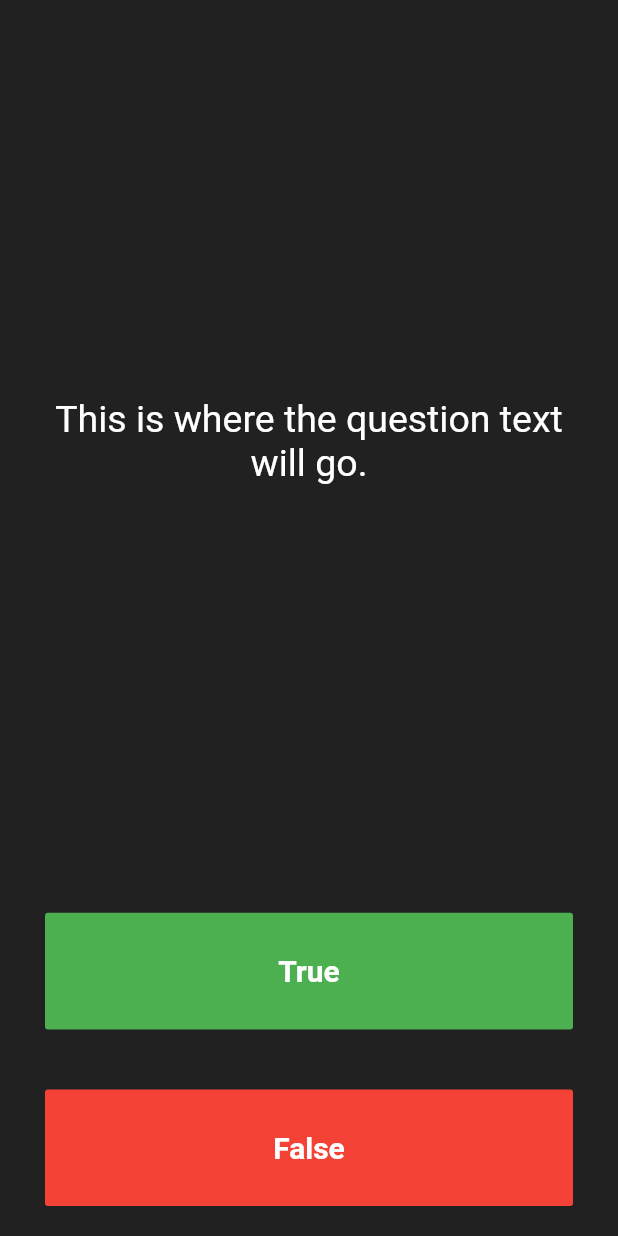
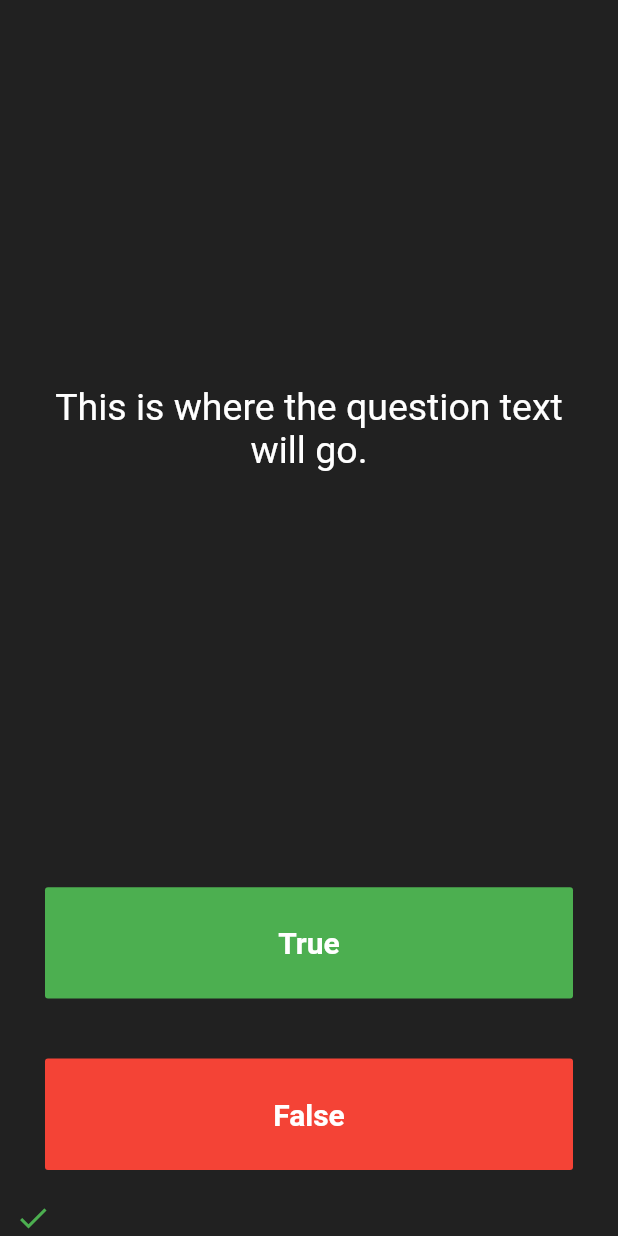
Before and after one commit to atalayasa/FlutterQuizApp, a Flutter app: the screen it shows after launch, after a tap on "True", on a phone screen of 412 x 824 dp. Run offline on Flutter 3.47's test engine with Material 2 defaults, Android fonts, the phone set to English and light mode, and no system bars.

Commit message:
Added array to keep track of true and false questions

```diff
--- a/lib/main.dart
+++ b/lib/main.dart
@@ -25,6 +25,8 @@ class QuizPage extends StatefulWidget {
 }
 
 class _QuizPageState extends State<QuizPage> {
+  List<Icon> scoreKeeper = [];
+
   @override
   Widget build(BuildContext context) {
     return Column(
@@ -59,7 +61,11 @@ class _QuizPageState extends State<QuizPage> {
                     fontWeight: FontWeight.w600,
                     fontSize: 20),
               ),
-              onPressed: () {},
+              onPressed: () {
+                setState(() {
+                  scoreKeeper.add(Icon(Icons.check, color: Colors.green));
+                });
+              },
             ),
           ),
         ),
@@ -75,10 +81,17 @@ class _QuizPageState extends State<QuizPage> {
                     fontWeight: FontWeight.w600,
                     fontSize: 20),
               ),
-              onPressed: () {},
+              onPressed: () {
+                setState(() {
+                  scoreKeeper.add(Icon(Icons.close, color: Colors.red));
+                });
+              },
             ),
           ),
         ),
+        Row(
+          children: scoreKeeper,
+        )
       ],
     );
   }
```
